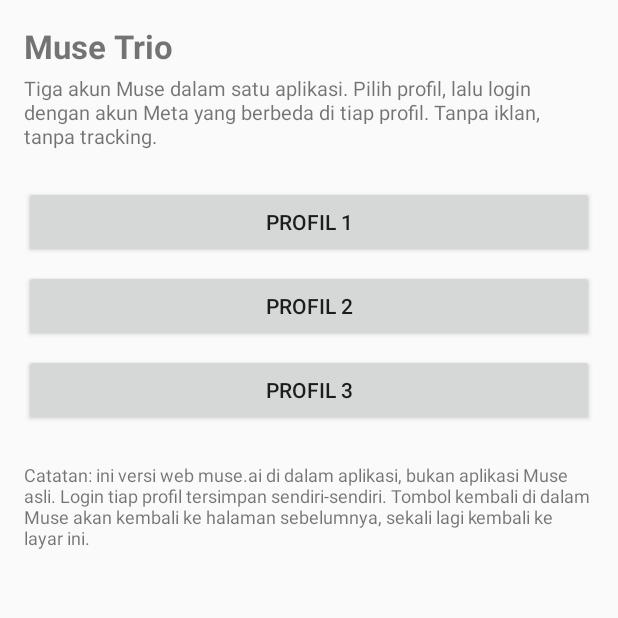
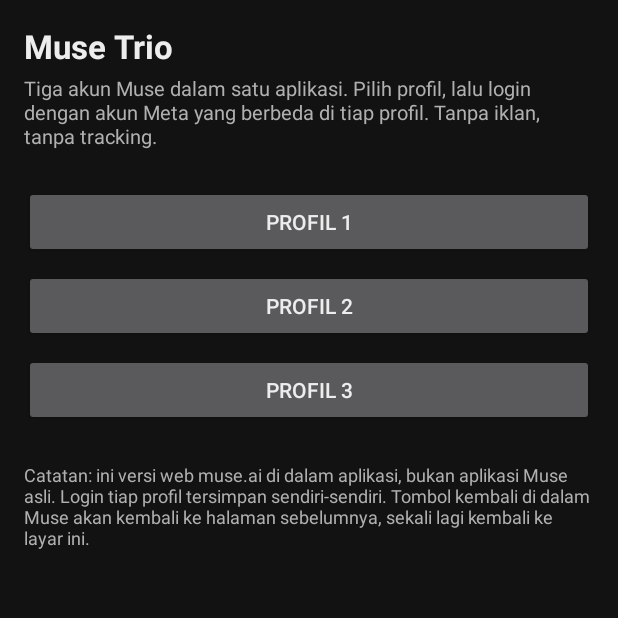
Before and after one commit to duckey11/muse-trio, an Android app: the screen it shows after launch (ProfilePickerActivity), on a phone screen of 412 x 824 dp, the top half of it. Run offline under Robolectric (Android 15) with nearby library versions, the phone set to English and light mode, and no system bars.

Commit message:
v1.0.1: tema gelap (UI native + force dark WebView)

```diff
--- a/app/build.gradle
+++ b/app/build.gradle
@@ -11,8 +11,8 @@ android {
         applicationId 'com.duckey11.musetrio'
         minSdk 28
         targetSdk 34
-        versionCode 1
-        versionName '1.0.0'
+        versionCode 2
+        versionName '1.0.1'
     }
 
     buildTypes {
--- a/app/src/main/res/layout/activity_picker.xml
+++ b/app/src/main/res/layout/activity_picker.xml
@@ -3,12 +3,14 @@
     android:layout_width="match_parent"
     android:layout_height="match_parent"
     android:orientation="vertical"
+    android:background="@color/background_dark"
     android:padding="16dp">
 
     <TextView
         android:layout_width="match_parent"
         android:layout_height="wrap_content"
         android:text="Muse Trio"
+        android:textColor="@color/text_primary_dark"
         android:textSize="22sp"
         android:textStyle="bold" />
 
@@ -17,6 +19,7 @@
         android:layout_height="wrap_content"
         android:layout_marginTop="4dp"
         android:text="Tiga akun Muse dalam satu aplikasi. Pilih profil, lalu login dengan akun Meta yang berbeda di tiap profil. Tanpa iklan, tanpa tracking."
+        android:textColor="@color/text_secondary_dark"
         android:textSize="13sp" />
 
     <Button
@@ -45,6 +48,7 @@
         android:layout_height="wrap_content"
         android:layout_marginTop="24dp"
         android:text="Catatan: ini versi web muse.ai di dalam aplikasi, bukan aplikasi Muse asli. Login tiap profil tersimpan sendiri-sendiri. Tombol kembali di dalam Muse akan kembali ke halaman sebelumnya, sekali lagi kembali ke layar ini."
+        android:textColor="@color/text_secondary_dark"
         android:textSize="12sp" />
 
 </LinearLayout>
--- a/app/src/main/res/layout/activity_web.xml
+++ b/app/src/main/res/layout/activity_web.xml
@@ -16,6 +16,7 @@
         android:id="@+id/webview"
         android:layout_width="match_parent"
         android:layout_height="0dp"
-        android:layout_weight="1" />
+        android:layout_weight="1"
+        android:background="@color/background_dark" />
 
 </LinearLayout>
--- a/app/src/main/res/values/colors.xml
+++ b/app/src/main/res/values/colors.xml
@@ -1,4 +1,9 @@
 <?xml version="1.0" encoding="utf-8"?>
 <resources>
     <color name="ic_launcher_background">#0E7490</color>
+    <!-- Palet gelap (tema dipaksa gelap, v1.0.1). -->
+    <color name="background_dark">#121212</color>
+    <color name="surface_dark">#1E1E1E</color>
+    <color name="text_primary_dark">#EDEDED</color>
+    <color name="text_secondary_dark">#B0B0B0</color>
 </resources>
--- a/app/src/main/res/values/themes.xml
+++ b/app/src/main/res/values/themes.xml
@@ -1,8 +1,16 @@
 <?xml version="1.0" encoding="utf-8"?>
 <resources>
-    <style name="Theme.MuseTrio" parent="android:Theme.Material.Light.NoActionBar">
-        <item name="android:colorPrimary">#0E7490</item>
-        <item name="android:colorPrimaryDark">#155E75</item>
-        <item name="android:colorAccent">#06B6D4</item>
+    <!-- Tema GELAP dipaksa: parent Material gelap, jadi UI native
+         (pemilih profil) selalu gelap, tidak mengikuti tema sistem. -->
+    <style name="Theme.MuseTrio" parent="android:Theme.Material.NoActionBar">
+        <item name="android:colorPrimary">#22D3EE</item>
+        <item name="android:colorPrimaryDark">#0E7490</item>
+        <item name="android:colorAccent">#22D3EE</item>
+        <item name="android:windowBackground">@color/background_dark</item>
+        <item name="android:colorBackground">@color/background_dark</item>
+        <item name="android:navigationBarColor">@color/background_dark</item>
+        <item name="android:statusBarColor">@color/background_dark</item>
+        <item name="android:textColorPrimary">@color/text_primary_dark</item>
+        <item name="android:textColorSecondary">@color/text_secondary_dark</item>
     </style>
 </resources>
```
Also changed, not shown: app/src/main/java/com/duckey11/musetrio/MuseWebActivity.kt (+16 -0 lines), 2 other files.
